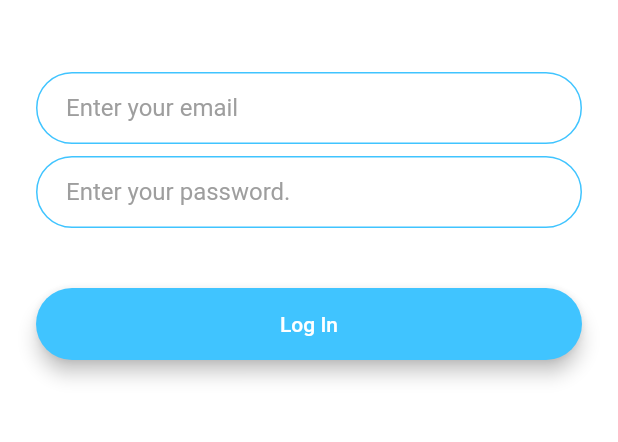
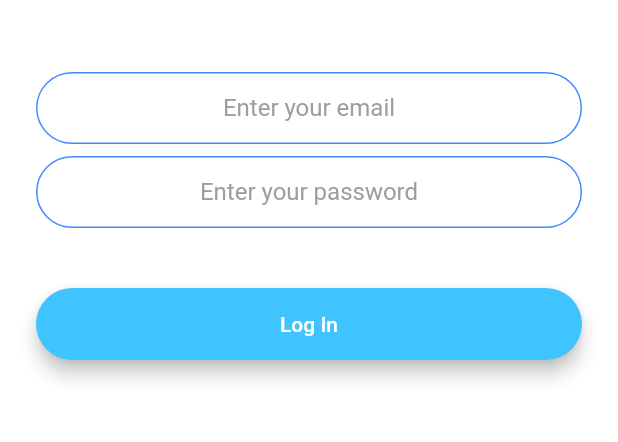
Before and after one commit to CJGarciaMusic/LinkedInLearning-Flutter, a Flutter app: the screen it shows after launch, after a tap on "Log In", on a phone screen of 412 x 824 dp, the part 576-1018 px from its top. Run offline on Flutter 3.47's test engine with Material 2 defaults, Android fonts, the light colour scheme and no system bars; drawn by our look-alikes of modal_progress_hud_nsn; our stand-ins replace animated_text_kit, audioplayers, cloud_firestore, firebase_auth, firebase_core, flutter_spinkit and 2 more; accounts and stored records are empty.

Commit message:
connected login and registration and chat screen to firebase

```diff
--- a/flash_chat/lib/main.dart
+++ b/flash_chat/lib/main.dart
@@ -1,10 +1,13 @@
+import 'package:firebase_core/firebase_core.dart';
 import 'package:flutter/material.dart';
 import 'package:flash_chat/screens/welcome_screen.dart';
 import 'package:flash_chat/screens/login_screen.dart';
 import 'package:flash_chat/screens/registration_screen.dart';
 import 'package:flash_chat/screens/chat_screen.dart';
 
-void main() {
+void main() async {
+  WidgetsFlutterBinding.ensureInitialized();
+  await Firebase.initializeApp();
   runApp(const FlashChat());
 }
 
--- a/flash_chat/lib/screens/login_screen.dart
+++ b/flash_chat/lib/screens/login_screen.dart
@@ -1,5 +1,10 @@
+import 'package:firebase_auth/firebase_auth.dart';
 import 'package:flash_chat/components/rounded_button.dart';
+import 'package:flash_chat/screens/chat_screen.dart';
 import 'package:flutter/material.dart';
+import 'package:modal_progress_hud_nsn/modal_progress_hud_nsn.dart';
+
+import '../constants.dart';
 
 class LoginScreen extends StatefulWidget {
   const LoginScreen({Key? key}) : super(key: key);
@@ -13,11 +18,20 @@ class LoginScreen extends StatefulWidget {
 }
 
 class _LoginScreenState extends State<LoginScreen> {
+
+  final _auth = FirebaseAuth.instance;
+  late String email;
+  late String password;
+
+  bool startSpinner = false;
+
   @override
   Widget build(BuildContext context) {
     return Scaffold(
       backgroundColor: Colors.white,
-      body: Padding(
+      body: ModalProgressHUD(
+        inAsyncCall: startSpinner,
+        child: Padding(
           padding: const EdgeInsets.symmetric(horizontal: 24),
           child: Column(
             mainAxisAlignment: MainAxisAlignment.center,
@@ -34,57 +48,25 @@ class _LoginScreenState extends State<LoginScreen> {
                 height: 48,
               ),
               TextField(
+                keyboardType: TextInputType.emailAddress,
+                textAlign: TextAlign.center,
                 style: const TextStyle(color: Colors.black),
                 onChanged: (value) {
-                //Do something with the user input.
+                  email = value;
                 },
-              decoration: const InputDecoration(
-                hintText: 'Enter your email',
-                hintStyle: TextStyle(color: Colors.grey),
-
-                contentPadding:
-                EdgeInsets.symmetric(vertical: 10, horizontal: 20),
-                border: OutlineInputBorder(
-                  borderRadius: BorderRadius.all(Radius.circular(32)),
-                ),
-                enabledBorder: OutlineInputBorder(
-                  borderSide:
-                  BorderSide(color: Colors.lightBlueAccent, width: 1),
-                  borderRadius: BorderRadius.all(Radius.circular(32)),
-                ),
-                focusedBorder: OutlineInputBorder(
-                  borderSide:
-                  BorderSide(color: Colors.lightBlueAccent, width: 2),
-                  borderRadius: BorderRadius.all(Radius.circular(32)),
-                ),
-              ),
+                decoration: kTextFieldDecoration.copyWith(hintText: 'Enter your email')
               ),
               const SizedBox(
                 height: 8,
               ),
               TextField(
+                textAlign: TextAlign.center,
+                obscureText: true,
                 style: const TextStyle(color: Colors.black),
                 onChanged: (value) {
-                //Do something with the user input.
+                  password = value;
                 },
-              decoration: const InputDecoration(
-                hintText: 'Enter your password.',
-                hintStyle: TextStyle(color: Colors.grey),
-                contentPadding: EdgeInsets.symmetric(vertical: 10, horizontal: 20),
-                border: OutlineInputBorder(
-                  borderRadius: BorderRadius.all(Radius.circular(32)),
-                ),
-                enabledBorder: OutlineInputBorder(
-                  borderSide:
-                  BorderSide(color: Colors.lightBlueAccent, width: 1),
-                  borderRadius: BorderRadius.all(Radius.circular(32)),
-                ),
-                focusedBorder: OutlineInputBorder(
-                  borderSide:
-                  BorderSide(color: Colors.lightBlueAccent, width: 2),
-                  borderRadius: BorderRadius.all(Radius.circular(32)),
-                ),
-              ),
+                decoration: kTextFieldDecoration.copyWith(hintText: 'Enter your password'),
               ),
               const SizedBox(
                 height: 24,
@@ -94,12 +76,24 @@ class _LoginScreenState extends State<LoginScreen> {
                   child: RoundedButton(
                     color: Colors.lightBlueAccent,
                     title: 'Log In',
-                  onPressed: () {print("gonna need a login function");},
+                    onPressed: () async {
+                      setState(() {
+                        startSpinner = true;
+                      });
+                      try {
+                        final user = await _auth.signInWithEmailAndPassword(email: email, password: password);
+                        Navigator.pushNamed(context, ChatScreen.id);
+                        startSpinner = false;
+                        } catch (e) {
+                        print(e);
+                      }
+                    },
                   )
               ),
             ],
           ),
         ),
+      ),
     );
   }
 }
--- a/flash_chat/pubspec.yaml
+++ b/flash_chat/pubspec.yaml
@@ -38,6 +38,7 @@ dependencies:
   firebase_core: ^1.20.1
   firebase_auth: ^3.6.3
   cloud_firestore: ^3.4.4
+  modal_progress_hud_nsn: ^0.3.0
 
 dev_dependencies:
   flutter_test:
```
Also changed, not shown: flash_chat/lib/screens/chat_screen.dart (+43 -3 lines), flash_chat/lib/screens/registration_screen.dart (+39 -5 lines), flash_chat/pubspec.lock. Lines whose indentation alone changed are shown as unchanged.
